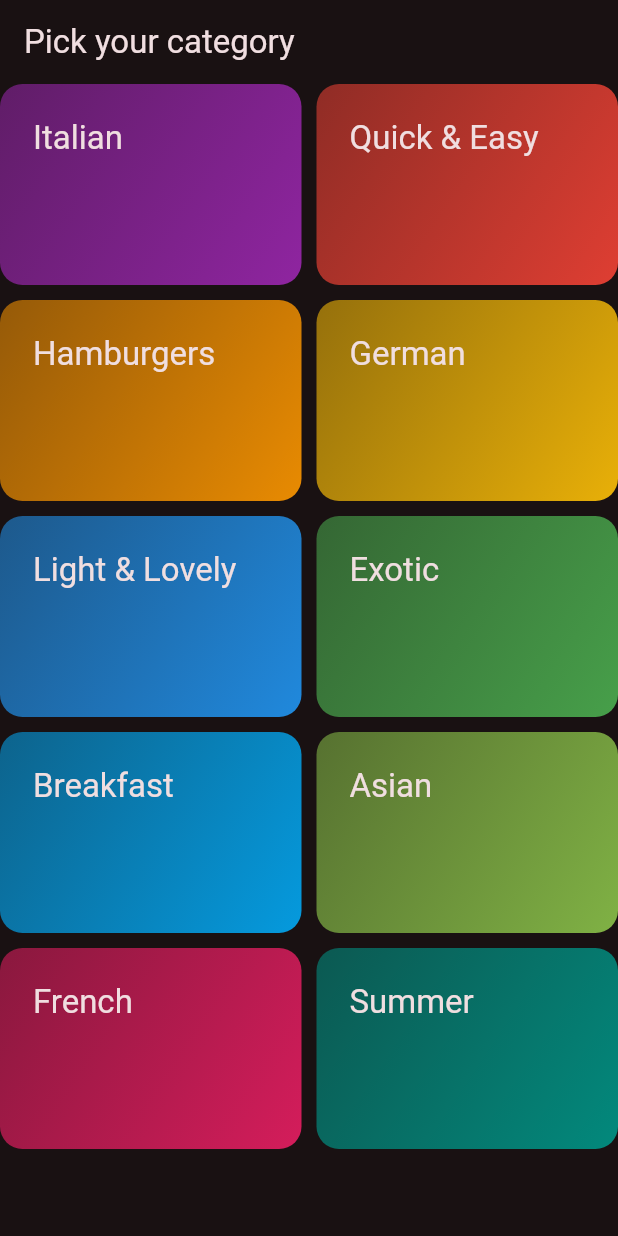
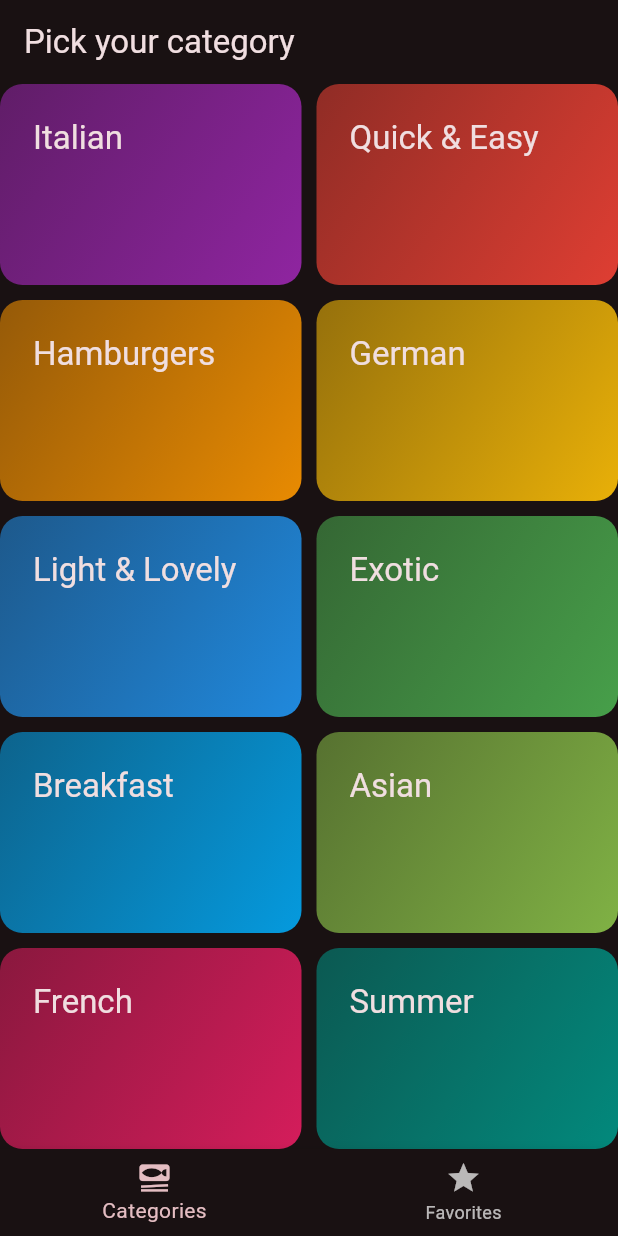
Before and after one commit to Abdulkader-Safi/Meal-App, a Flutter app: the screen it shows after launch, on a phone screen of 412 x 824 dp. Run offline on Flutter 3.47's test engine with Material 2 defaults, Android fonts, the phone set to English and light mode, and no system bars; our stand-ins replace transparent_image.

```diff
--- a/lib/main.dart
+++ b/lib/main.dart
@@ -1,5 +1,5 @@
 import 'package:flutter/material.dart';
-import 'package:meal_app/screens/categories_sceen.dart';
+import 'package:meal_app/screens/tabs_screen.dart';
 
 void main() {
   runApp(const MyApp());
@@ -20,7 +20,7 @@ class MyApp extends StatelessWidget {
         ),
         useMaterial3: true,
       ),
-      home: const CategoriesScreen(),
+      home: const TabsScreen(),
     );
   }
 }
--- a/lib/screens/categories_sceen.dart
+++ b/lib/screens/categories_sceen.dart
@@ -7,11 +7,7 @@ class CategoriesScreen extends StatelessWidget {
 
   @override
   Widget build(BuildContext context) {
-    return Scaffold(
-      appBar: AppBar(
-        title: const Text("Pick your category"),
-      ),
-      body: GridView(
+    return GridView(
       gridDelegate: const SliverGridDelegateWithFixedCrossAxisCount(
         crossAxisCount: 2,
         mainAxisSpacing: 10,
@@ -22,7 +18,6 @@ class CategoriesScreen extends StatelessWidget {
         for (final category in availableCategories)
           CategoryGridItem(category: category),
       ],
-      ),
     );
   }
 }
--- /dev/null
+++ b/lib/screens/tabs_screen.dart
@@ -0,0 +1,54 @@
+import 'package:flutter/material.dart';
+import 'package:meal_app/screens/categories_sceen.dart';
+import 'package:meal_app/screens/meal_screen.dart';
+
+class TabsScreen extends StatefulWidget {
+  const TabsScreen({super.key});
+
+  @override
+  State<TabsScreen> createState() => _TabsScreenState();
+}
+
+class _TabsScreenState extends State<TabsScreen> {
+  int _selectedPageIndex = 0;
+
+  void _selectPage(int index) {
+    setState(() {
+      _selectedPageIndex = index;
+    });
+  }
+
+  @override
+  Widget build(BuildContext context) {
+    Widget activePage = const CategoriesScreen();
+    var activePageTitle = 'Pick your category';
+
+    if (_selectedPageIndex == 1) {
+      activePage = const MealsScreen(
+        meals: [],
+      );
+      activePageTitle = "Favorite";
+    }
+
+    return Scaffold(
+      appBar: AppBar(
+        title: Text(activePageTitle),
+      ),
+      body: activePage,
+      bottomNavigationBar: BottomNavigationBar(
+        onTap: _selectPage,
+        currentIndex: _selectedPageIndex,
+        items: const [
+          BottomNavigationBarItem(
+            icon: Icon(Icons.set_meal),
+            label: "Categories",
+          ),
+          BottomNavigationBarItem(
+            icon: Icon(Icons.star),
+            label: "Favorites",
+          ),
+        ],
+      ),
+    );
+  }
+}
```
Also changed, not shown: lib/screens/meal_screen.dart (+12 -6 lines). Lines whose indentation alone changed are shown as unchanged.
